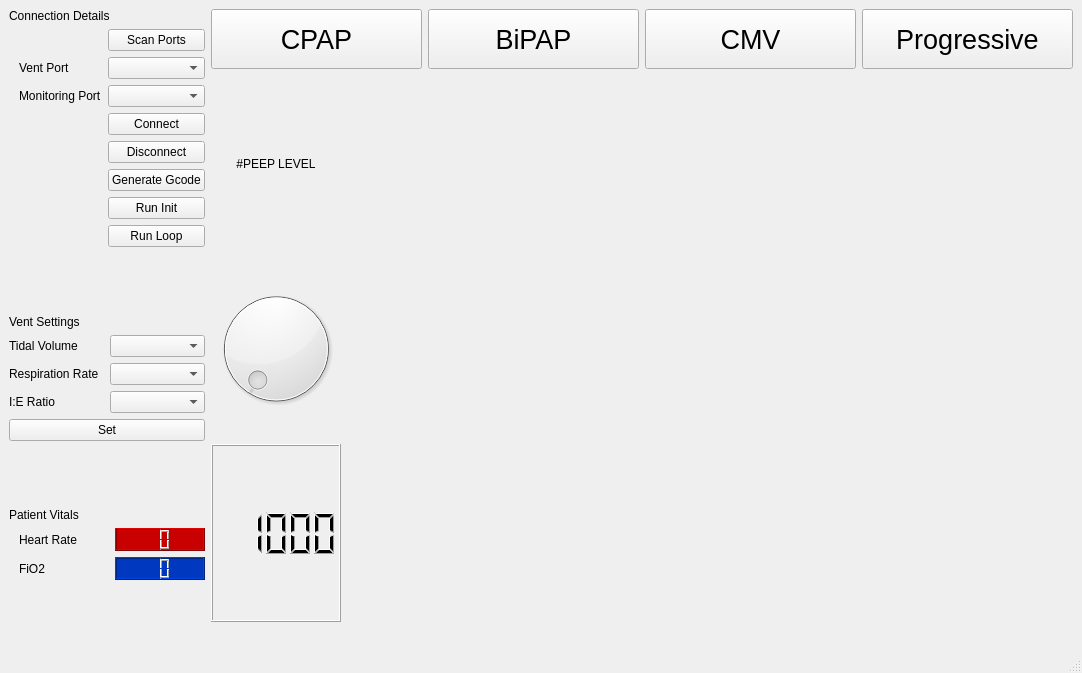
First picture: the form in VentUI.ui, repository jibonaronno/Rhythm, before the edit.
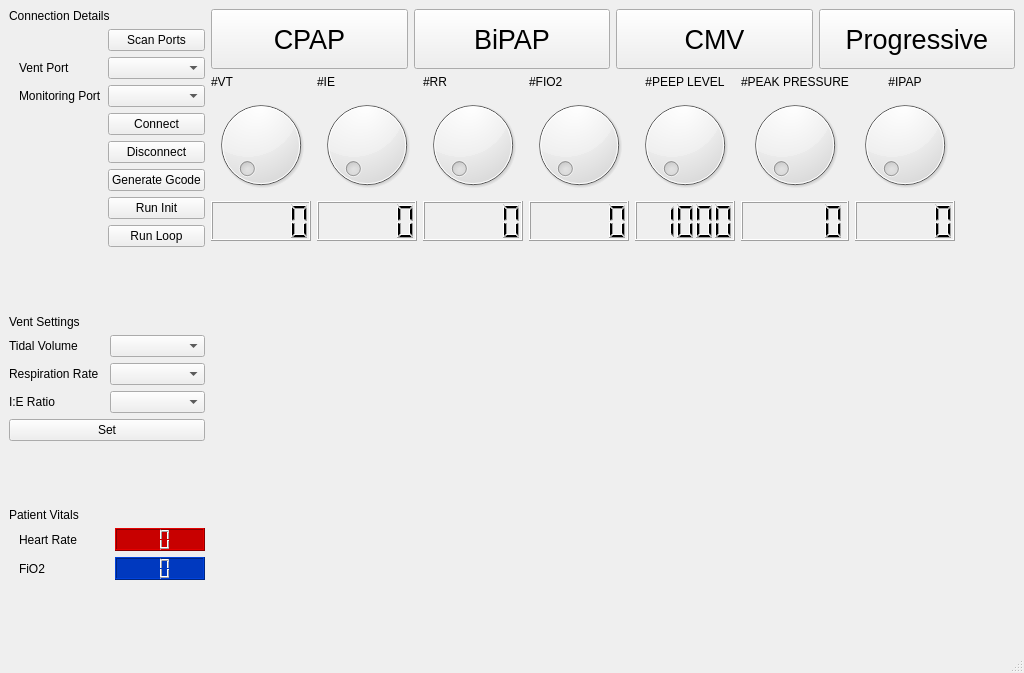
Second picture: the form after the edit.

What changed in the file:
```diff
--- a/VentUI.ui
+++ b/VentUI.ui
@@ -6,7 +6,7 @@
    <rect>
     <x>0</x>
     <y>0</y>
-    <width>1082</width>
+    <width>1024</width>
     <height>673</height>
    </rect>
   </property>
@@ -323,6 +323,218 @@
         </item>
         <item>
          <layout class="QHBoxLayout" name="horizontalLayoutSettings">
+          <item>
+           <layout class="QVBoxLayout" name="verticalLayout_6">
+            <property name="leftMargin">
+             <number>0</number>
+            </property>
+            <item>
+             <widget class="QLabel" name="label_13">
+              <property name="text">
+               <string>#VT</string>
+              </property>
+             </widget>
+            </item>
+            <item>
+             <widget class="QDial" name="vtdial">
+              <property name="minimumSize">
+               <size>
+                <width>100</width>
+                <height>100</height>
+               </size>
+              </property>
+              <property name="minimum">
+               <number>250</number>
+              </property>
+              <property name="maximum">
+               <number>800</number>
+              </property>
+             </widget>
+            </item>
+            <item>
+             <widget class="QLCDNumber" name="vtlcd">
+              <property name="minimumSize">
+               <size>
+                <width>0</width>
+                <height>40</height>
+               </size>
+              </property>
+             </widget>
+            </item>
+            <item>
+             <spacer name="verticalSpacer_7">
+              <property name="orientation">
+               <enum>Qt::Vertical</enum>
+              </property>
+              <property name="sizeHint" stdset="0">
+               <size>
+                <width>20</width>
+                <height>40</height>
+               </size>
+              </property>
+             </spacer>
+            </item>
+           </layout>
+          </item>
+          <item>
+           <layout class="QVBoxLayout" name="verticalLayout_8">
+            <property name="leftMargin">
+             <number>0</number>
+            </property>
+            <item>
+             <widget class="QLabel" name="label_15">
+              <property name="text">
+               <string>#IE</string>
+              </property>
+             </widget>
+            </item>
+            <item>
+             <widget class="QDial" name="iedial">
+              <property name="minimumSize">
+               <size>
+                <width>100</width>
+                <height>100</height>
+               </size>
+              </property>
+              <property name="minimum">
+               <number>1</number>
+              </property>
+              <property name="maximum">
+               <number>4</number>
+              </property>
+             </widget>
+            </item>
+            <item>
+             <widget class="QLCDNumber" name="ielcd">
+              <property name="minimumSize">
+               <size>
+                <width>0</width>
+                <height>40</height>
+               </size>
+              </property>
+             </widget>
+            </item>
+            <item>
+             <spacer name="verticalSpacer_9">
+              <property name="orientation">
+               <enum>Qt::Vertical</enum>
+              </property>
+              <property name="sizeHint" stdset="0">
+               <size>
+                <width>20</width>
+                <height>40</height>
+               </size>
+              </property>
+             </spacer>
+            </item>
+           </layout>
+          </item>
+          <item>
+           <layout class="QVBoxLayout" name="verticalLayout_7">
+            <property name="leftMargin">
+             <number>0</number>
+            </property>
+            <item>
+             <widget class="QLabel" name="label_14">
+              <property name="text">
+               <string>#RR</string>
+              </property>
+             </widget>
+            </item>
+            <item>
+             <widget class="QDial" name="rrdial">
+              <property name="minimumSize">
+               <size>
+                <width>100</width>
+                <height>100</height>
+               </size>
+              </property>
+              <property name="minimum">
+               <number>8</number>
+              </property>
+              <property name="maximum">
+               <number>30</number>
+              </property>
+             </widget>
+            </item>
+            <item>
+             <widget class="QLCDNumber" name="rrlcd">
+              <property name="minimumSize">
+               <size>
+                <width>0</width>
+                <height>40</height>
+               </size>
+              </property>
+             </widget>
+            </item>
+            <item>
+             <spacer name="verticalSpacer_8">
+              <property name="orientation">
+               <enum>Qt::Vertical</enum>
+              </property>
+              <property name="sizeHint" stdset="0">
+               <size>
+                <width>20</width>
+                <height>40</height>
+               </size>
+              </property>
+             </spacer>
+            </item>
+           </layout>
+          </item>
+          <item>
+           <layout class="QVBoxLayout" name="verticalLayout_9">
+            <property name="leftMargin">
+             <number>0</number>
+            </property>
+            <item>
+             <widget class="QLabel" name="label_16">
+              <property name="text">
+               <string>#FIO2</string>
+              </property>
+             </widget>
+            </item>
+            <item>
+             <widget class="QDial" name="fiodial">
+              <property name="minimumSize">
+               <size>
+                <width>100</width>
+                <height>100</height>
+               </size>
+              </property>
+              <property name="minimum">
+               <number>21</number>
+              </property>
+              <property name="maximum">
+               <number>80</number>
+              </property>
+             </widget>
+            </item>
+            <item>
+             <widget class="QLCDNumber" name="fiolcd">
+              <property name="minimumSize">
+               <size>
+                <width>0</width>
+                <height>40</height>
+               </size>
+              </property>
+             </widget>
+            </item>
+            <item>
+             <spacer name="verticalSpacer_10">
+              <property name="orientation">
+               <enum>Qt::Vertical</enum>
+              </property>
+              <property name="sizeHint" stdset="0">
+               <size>
+                <width>20</width>
+                <height>40</height>
+               </size>
+              </property>
+             </spacer>
+            </item>
+           </layout>
+          </item>
           <item>
            <layout class="QVBoxLayout" name="verticalLayout_3">
             <property name="leftMargin">
@@ -366,8 +578,8 @@
              <widget class="QDial" name="dial">
               <property name="minimumSize">
                <size>
-                <width>130</width>
-                <height>130</height>
+                <width>100</width>
+                <height>100</height>
                </size>
               </property>
               <property name="minimum">
@@ -383,7 +595,7 @@
               <property name="minimumSize">
                <size>
                 <width>0</width>
-                <height>80</height>
+                <height>40</height>
                </size>
               </property>
               <property name="font">
@@ -400,6 +612,131 @@
                <double>1000.000000000000000</double>
               </property>
              </widget>
+            </item>
+            <item>
+             <spacer name="verticalSpacer_4">
+              <property name="orientation">
+               <enum>Qt::Vertical</enum>
+              </property>
+              <property name="sizeHint" stdset="0">
+               <size>
+                <width>20</width>
+                <height>40</height>
+               </size>
+              </property>
+             </spacer>
+            </item>
+           </layout>
+          </item>
+          <item>
+           <layout class="QVBoxLayout" name="verticalLayout_4">
+            <property name="leftMargin">
+             <number>0</number>
+            </property>
+            <item>
+             <widget class="QLabel" name="label_9">
+              <property name="text">
+               <string>#PEAK PRESSURE</string>
+              </property>
+              <property name="alignment">
+               <set>Qt::AlignCenter</set>
+              </property>
+             </widget>
+            </item>
+            <item>
+             <widget class="QDial" name="peakdial">
+              <property name="minimumSize">
+               <size>
+                <width>100</width>
+                <height>100</height>
+               </size>
+              </property>
+              <property name="minimum">
+               <number>5</number>
+              </property>
+              <property name="maximum">
+               <number>35</number>
+              </property>
+             </widget>
+            </item>
+            <item>
+             <widget class="QLCDNumber" name="peaklcd">
+              <property name="minimumSize">
+               <size>
+                <width>0</width>
+                <height>40</height>
+               </size>
+              </property>
+             </widget>
+            </item>
+            <item>
+             <spacer name="verticalSpacer_5">
+              <property name="orientation">
+               <enum>Qt::Vertical</enum>
+              </property>
+              <property name="sizeHint" stdset="0">
+               <size>
+                <width>20</width>
+                <height>40</height>
+               </size>
+              </property>
+             </spacer>
+            </item>
+           </layout>
+          </item>
+          <item>
+           <layout class="QVBoxLayout" name="verticalLayout_5">
+            <property name="leftMargin">
+             <number>0</number>
+            </property>
+            <item>
+             <widget class="QLabel" name="labelipap">
+              <property name="text">
+               <string>#IPAP</string>
+              </property>
+              <property name="alignment">
+               <set>Qt::AlignCenter</set>
+              </property>
+             </widget>
+            </item>
+            <item>
+             <widget class="QDial" name="ipapdial">
+              <property name="minimumSize">
+               <size>
+                <width>100</width>
+                <height>100</height>
+               </size>
+              </property>
+              <property name="minimum">
+               <number>5</number>
+              </property>
+              <property name="maximum">
+               <number>30</number>
+              </property>
+             </widget>
+            </item>
+            <item>
+             <widget class="QLCDNumber" name="ipaplcd">
+              <property name="minimumSize">
+               <size>
+                <width>0</width>
+                <height>40</height>
+               </size>
+              </property>
+             </widget>
+            </item>
+            <item>
+             <spacer name="verticalSpacer_6">
+              <property name="orientation">
+               <enum>Qt::Vertical</enum>
+              </property>
+              <property name="sizeHint" stdset="0">
+               <size>
+                <width>20</width>
+                <height>40</height>
+               </size>
+              </property>
+             </spacer>
             </item>
            </layout>
           </item>
```
Left out of the diff: 4 changed lines with no effect on the pictures.
